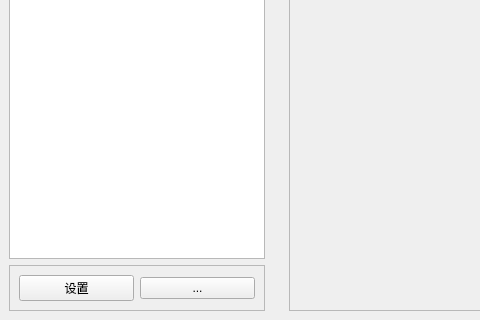
13335637282/Chatting, file chatting_main.ui: the form before one commit; both pictures show x 0 to 480 and y 352 to 672 of the 1122 by 672 pixel window.
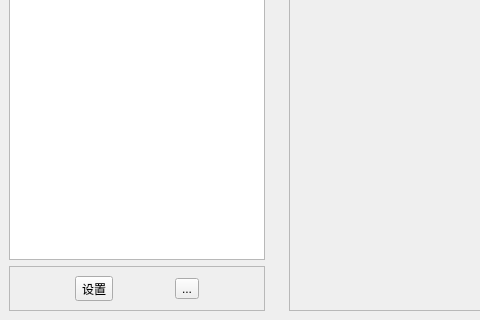
The form after the commit.

Patch:
```diff
--- a/chatting_main.ui
+++ b/chatting_main.ui
@@ -93,14 +93,14 @@
        </property>
        <layout class="QHBoxLayout" name="horizontalLayout">
         <item>
-         <widget class="QPushButton" name="settings">
+         <widget class="QToolButton" name="toolButton_2">
           <property name="text">
            <string>设置</string>
           </property>
          </widget>
         </item>
         <item>
-         <widget class="QPushButton" name="more">
+         <widget class="QToolButton" name="toolButton">
           <property name="text">
            <string>...</string>
           </property>
```
